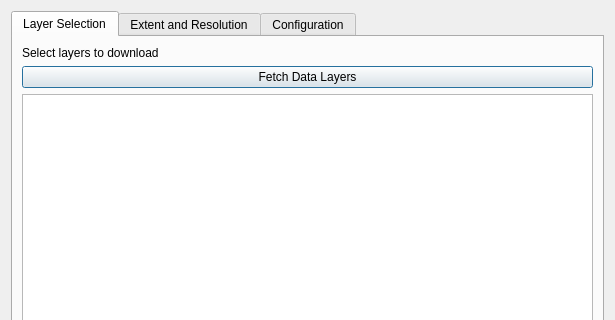
First picture: the form in geocubes_plugin_dialog_base.ui, repository geoportti/GeoCubes-Finland-QGIS-Plugin, before the edit; both pictures show x 0 to 615 and y 0 to 320 of the 615 by 844 pixel window.
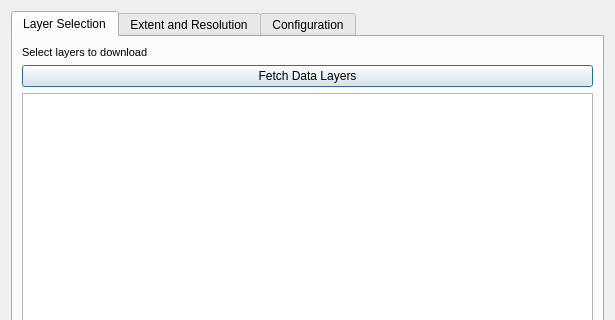
Second picture: the form after the edit. Custom widgets are drawn as their Qt base class.

Commit message: VRT download for custom polygons returned

Patch:
```diff
--- a/geocubes_plugin_dialog_base.ui
+++ b/geocubes_plugin_dialog_base.ui
@@ -53,7 +53,7 @@
              <property name="font">
               <font>
                <family>Arial</family>
-               <pointsize>9</pointsize>
+               <pointsize>8</pointsize>
                <weight>50</weight>
                <bold>false</bold>
               </font>
```
The commit also changes 1 other file.
